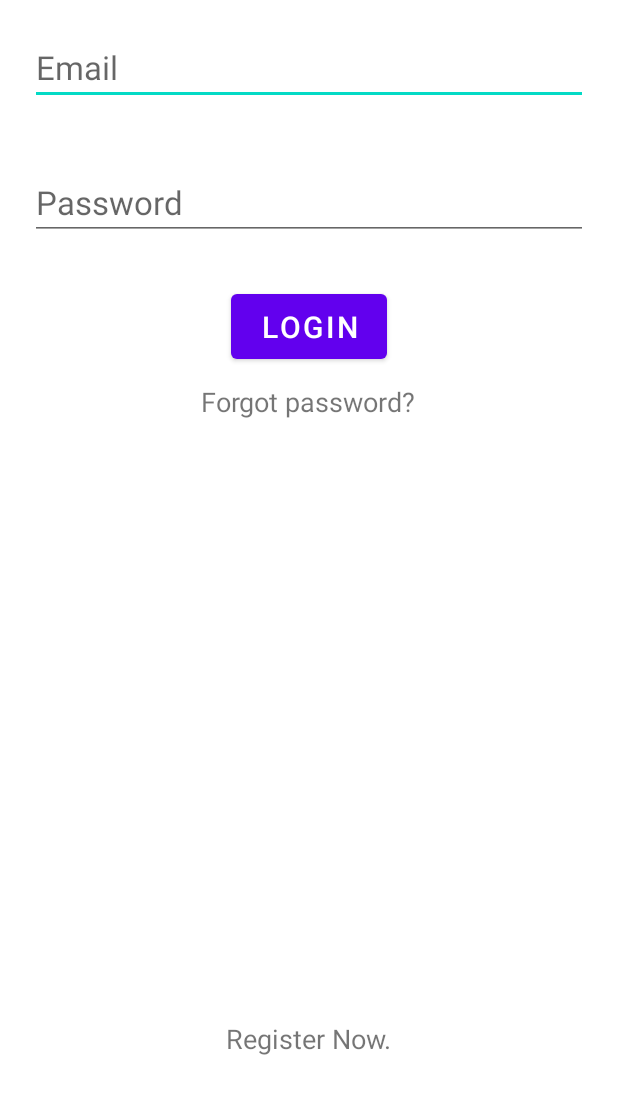
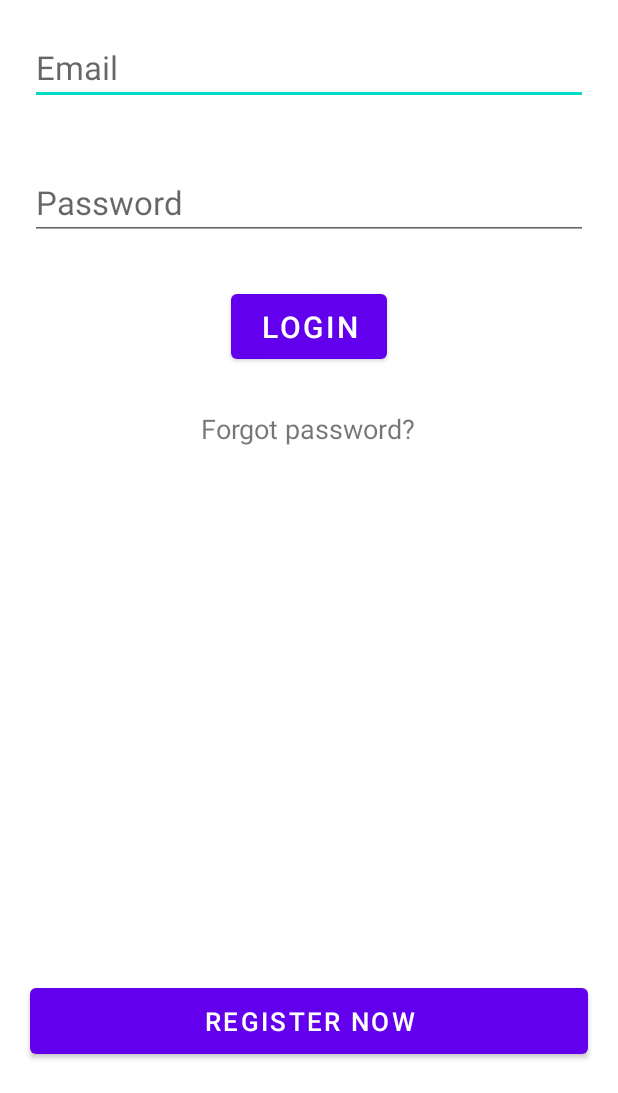
Before and after one commit to ameypte/Learning-Management-System, an Android app: the screen it shows after launch (Login), on a phone screen of 412 x 824 dp, the part 143-1236 px from its top. Run offline under Robolectric (Android 15) with nearby library versions, the phone set to English and light mode, and no system bars.

Commit message:
added binding variable in staff register

```diff
--- a/Login/src/main/java/com/example/learning_management_system/LoginActivity.kt
+++ b/Login/src/main/java/com/example/learning_management_system/LoginActivity.kt
@@ -131,7 +131,6 @@ class LoginActivity : AppCompatActivity() {
                     .show()
             }
         })
-
     }
 
     private fun savePreferences(idCode: String) {
--- a/stafflogin/build.gradle
+++ b/stafflogin/build.gradle
@@ -23,6 +23,9 @@ android {
             proguardFiles getDefaultProguardFile('proguard-android-optimize.txt'), 'proguard-rules.pro'
         }
     }
+    buildFeatures {
+        viewBinding = true
+    }
     compileOptions {
         sourceCompatibility JavaVersion.VERSION_1_8
         targetCompatibility JavaVersion.VERSION_1_8
--- a/stafflogin/src/main/AndroidManifest.xml
+++ b/stafflogin/src/main/AndroidManifest.xml
@@ -7,6 +7,9 @@
         android:label="@string/app_name"
         android:supportsRtl="true"
         android:theme="@style/Theme.LearningManagementSystem">
+        <activity
+            android:name=".ForgetPassword"
+            android:exported="false" />
         <activity
             android:name=".Register"
             android:exported="false" />
--- a/stafflogin/src/main/java/com/example/stafflogin/Login.kt
+++ b/stafflogin/src/main/java/com/example/stafflogin/Login.kt
@@ -1,11 +1,31 @@
 package com.example.stafflogin
 
+import android.content.Intent
 import androidx.appcompat.app.AppCompatActivity
 import android.os.Bundle
+import com.example.stafflogin.databinding.ActivityLoginBinding
 
 class Login : AppCompatActivity() {
+    private lateinit var loginBinding: ActivityLoginBinding
     override fun onCreate(savedInstanceState: Bundle?) {
         super.onCreate(savedInstanceState)
-        setContentView(R.layout.activity_login)
+        loginBinding = ActivityLoginBinding.inflate(layoutInflater)
+        setContentView(loginBinding.root)
+
+        loginBinding.btnRegister.setOnClickListener {
+            val intent = Intent(this, Register::class.java)
+            startActivity(intent)
+            clear()
+        }
+        loginBinding.txtForgot.setOnClickListener {
+            val intent = Intent(this,ForgetPassword::class.java)
+            startActivity(intent)
+            clear()
+        }
+    }
+
+    private fun clear() {
+        loginBinding.etStaffEmail.text.clear()
+        loginBinding.etStaffPass.text.clear()
     }
 }
--- a/stafflogin/src/main/res/layout/activity_login.xml
+++ b/stafflogin/src/main/res/layout/activity_login.xml
@@ -51,16 +51,21 @@
         android:layout_height="wrap_content"
         android:layout_below="@+id/btnLogin"
         android:layout_centerHorizontal="true"
+        android:layout_marginStart="18dp"
+        android:layout_marginTop="18dp"
+        android:layout_marginEnd="18dp"
+        android:layout_marginBottom="18dp"
         android:text="Forgot password?"
         android:textSize="18sp" />
 
-    <TextView
-        android:id="@+id/txtRegister"
-        android:layout_width="wrap_content"
+    <Button
+        android:id="@+id/btnRegister"
+        android:layout_width="match_parent"
         android:layout_height="wrap_content"
-        android:text="Register Now."
-        android:textSize="18sp"
+        android:layout_alignParentBottom="true"
         android:layout_centerHorizontal="true"
-        android:layout_alignParentBottom="true"
-        android:layout_margin="24dp"/>
+        android:layout_margin="20dp"
+        android:padding="10dp"
+        android:text="Register Now"
+        android:textSize="17sp" />
 </RelativeLayout>
```
Also changed, not shown: stafflogin/src/main/java/com/example/stafflogin/ForgetPassword.kt (added, +11 -0 lines), stafflogin/src/main/java/com/example/stafflogin/Register.kt (+7 -1 lines), stafflogin/src/main/res/layout/activity_forget_password.xml (added, +19 -0 lines).
